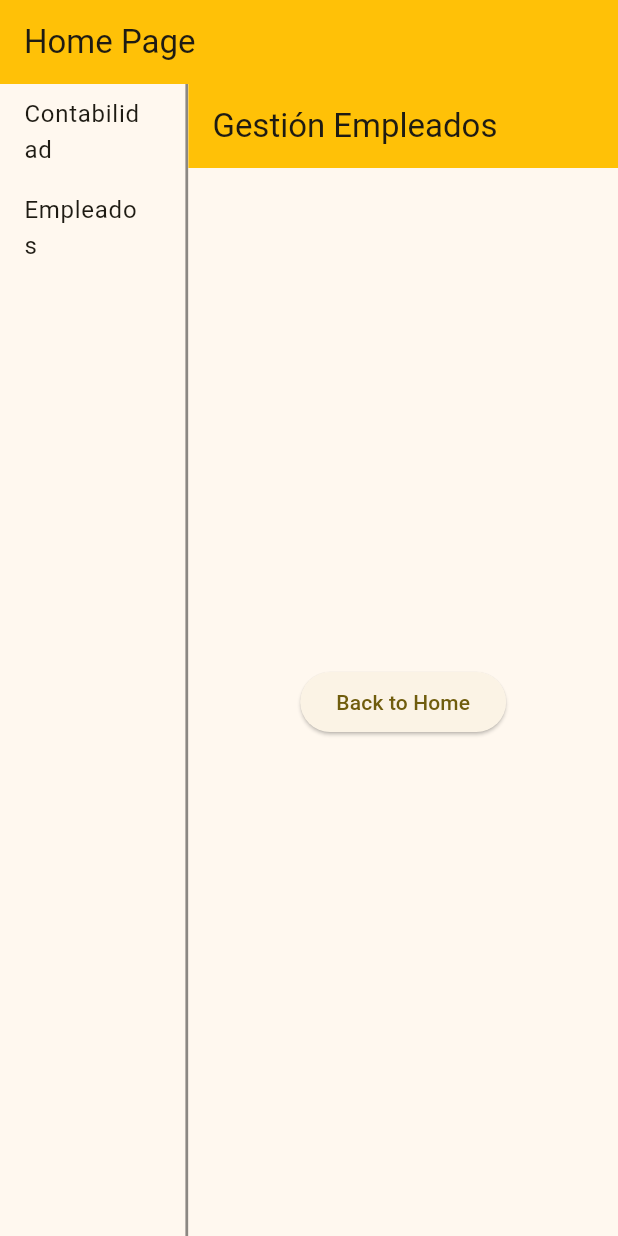
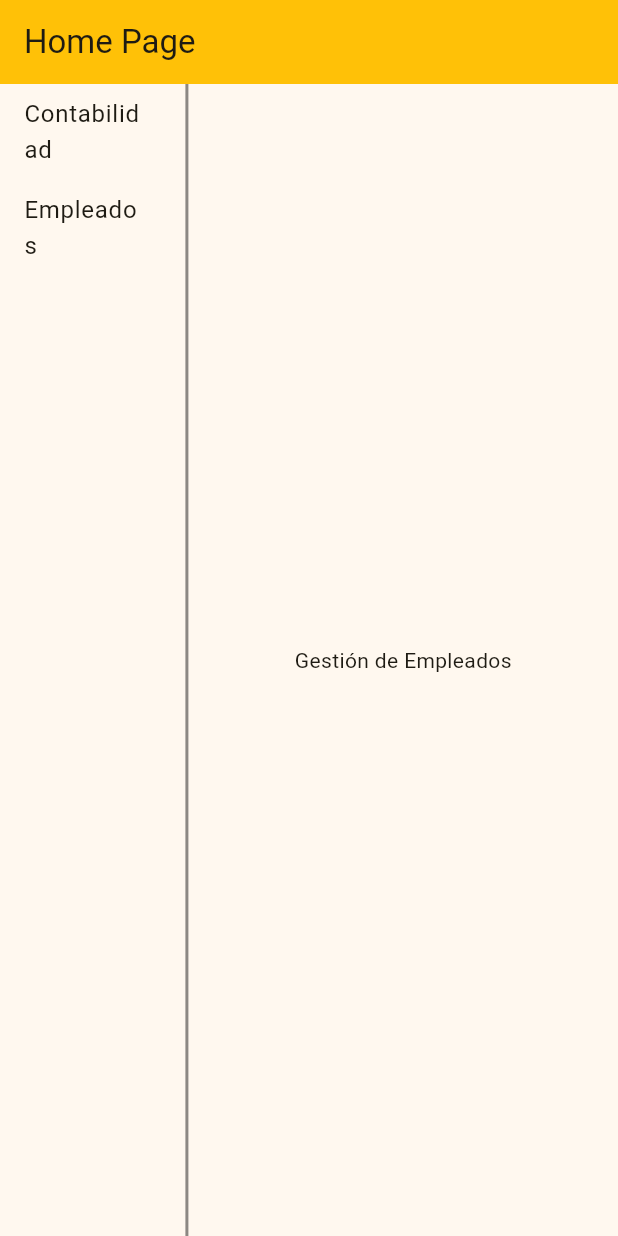
Before and after one commit to EMIsDev/ferret_erp, a Flutter app: the screen it shows after launch, after a tap on "Contabilidad", after a tap on "Empleados", on a phone screen of 412 x 824 dp. Run offline on Flutter 3.47's test engine with Material 3 defaults, Android fonts, the phone set to English and light mode, and no system bars; our stand-ins replace flutter_modular.

Commit message:
feat: Update ContabilidadPage and GestEmpleadosPage UI
- Updated the UI of ContabilidadPage to display the text "Contabilidad".
- Updated the UI of GestEmpleadosPage to display the text "Gestión de Empleados".

```diff
--- a/lib/features/contabilidad/contabilidad_page.dart
+++ b/lib/features/contabilidad/contabilidad_page.dart
@@ -1,19 +1,12 @@
 import 'package:flutter/material.dart';
-import 'package:flutter_modular/flutter_modular.dart';
 
 class ContabilidadPage extends StatelessWidget {
   const ContabilidadPage({super.key});
 
   @override
   Widget build(BuildContext context) {
-    return Scaffold(
-      appBar: AppBar(title: const Text('Contabilidad Page')),
-      body: Center(
-        child: ElevatedButton(
-          onPressed: () => Modular.to.navigate('/second'),
-          child: const Text('Navigate to Second Page'),
-        ),
-      ),
+    return  const Center(
+          child:  Text('Contabilidad'),
     );
   }
 }
--- a/lib/features/gestion_empleados/gest_empleados_page.dart
+++ b/lib/features/gestion_empleados/gest_empleados_page.dart
@@ -1,19 +1,12 @@
 import 'package:flutter/material.dart';
-import 'package:flutter_modular/flutter_modular.dart';
 
 class SecondPage extends StatelessWidget {
   const SecondPage({super.key});
 
   @override
   Widget build(BuildContext context) {
-    return Scaffold(
-      appBar: AppBar(title: const Text('Gestión Empleados')),
-      body: Center(
-        child: ElevatedButton(
-          onPressed: () => Modular.to.navigate('/'),
-          child: const Text('Back to Home'),
-        ),
-      ),
+    return const Center(
+      child: Text('Gestión de Empleados'),
     );
   }
 }
```
